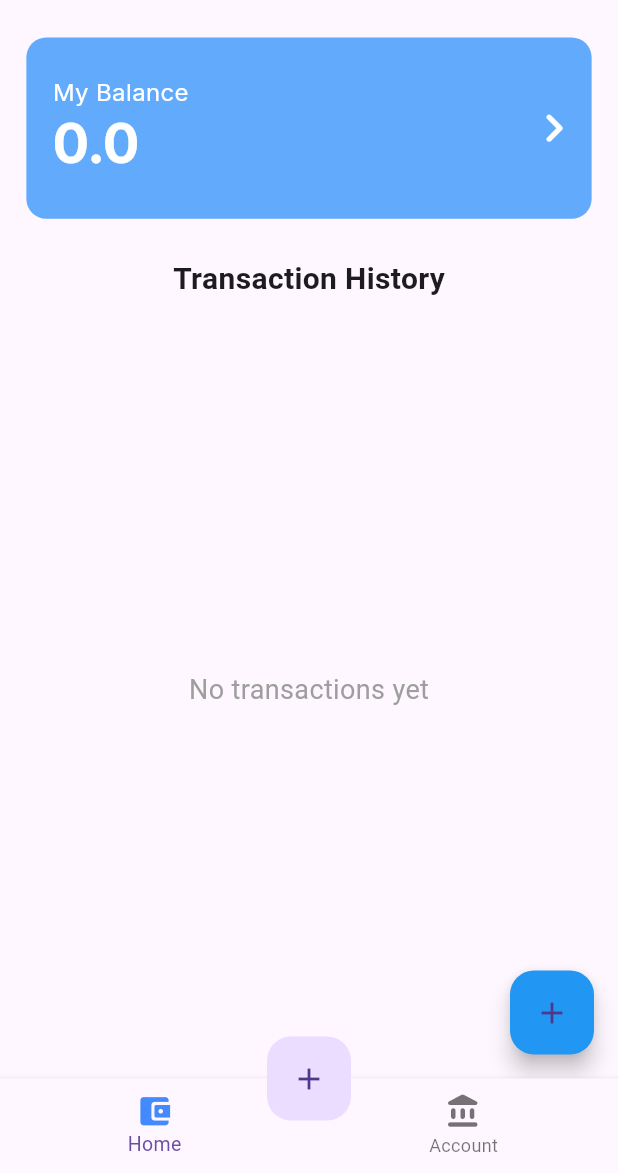
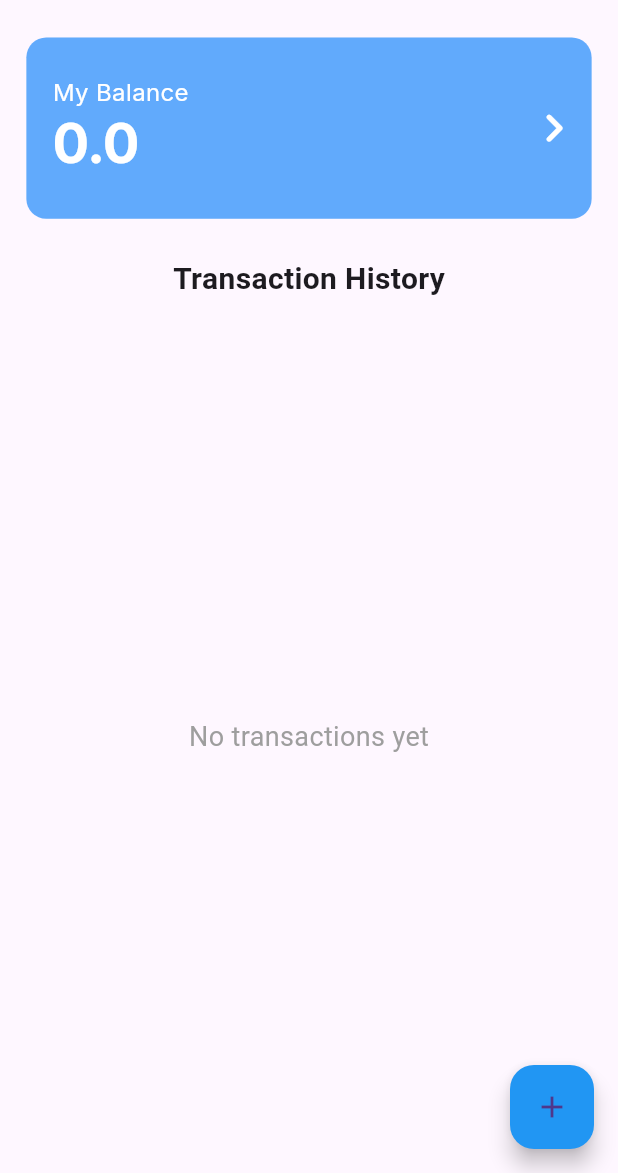
Before and after one commit to Siddiqui-Shahid/SpendingTracker, a Flutter app: the screen it shows after launch, on a phone screen of 412 x 824 dp, the part 63-1236 px from its top. Run offline on Flutter 3.47's test engine with Material 3 defaults, Android fonts, the light colour scheme and no system bars; our stand-ins replace file_picker, fl_chart, google_fonts, hive_flutter, local_auth, simple_icons; accounts and stored records are empty; Roboto replaces fonts that are missing (Play).

Commit message:
Simplify TabsManager layout by removing floating action button and bottom navigation bar

```diff
--- a/spending_tracker/lib/Screens/tabs_manager.dart
+++ b/spending_tracker/lib/Screens/tabs_manager.dart
@@ -137,42 +137,7 @@ class _TabsManager extends State<TabsManager> {
     }
     return DefaultTabController(
       length: 2,
-      child: Scaffold(
-        body: _screens[_selectedIndex],
-        floatingActionButton: FloatingActionButton(
-          onPressed: () {
-            Navigator.of(context).push(_createRoute());
-          },
-          tooltip: "Create",
-          elevation: 0.0,
-          child: const Icon(Icons.add),
-        ),
-        floatingActionButtonLocation: FloatingActionButtonLocation.centerDocked,
-        bottomNavigationBar: BottomNavigationBar(
-          elevation: 4,
-          selectedIconTheme: const IconThemeData(
-            color: Colors.blueAccent,
-            size: 30,
-          ),
-
-          showSelectedLabels: true,
-          selectedFontSize: 13,
-          items: const <BottomNavigationBarItem>[
-            BottomNavigationBarItem(
-              icon: Icon(Icons.account_balance_wallet_rounded, size: 25),
-              label: "Home",
-              tooltip: "Home Screen",
-            ),
-            BottomNavigationBarItem(
-              icon: Icon(Icons.account_balance_rounded, size: 25),
-              label: "Account",
-              tooltip: "Account Section",
-            ),
-          ],
-          currentIndex: _selectedIndex,
-          onTap: _onTappedItem,
-        ),
-      ),
+      child: Scaffold(body: _screens[_selectedIndex]),
     );
   }
 }
```
